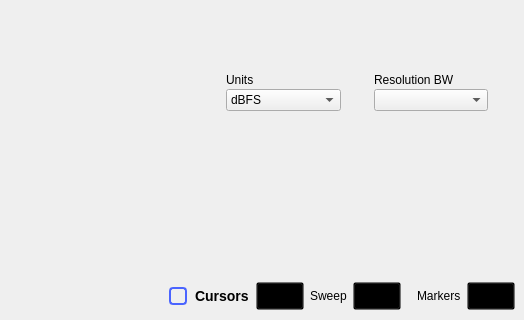
Old version of the form ui/spectrum_analyzer.ui in the repository analogdevicesinc/scopy; both pictures show x 465 to 989 and y 341 to 661 of the 989 by 661 pixel window.
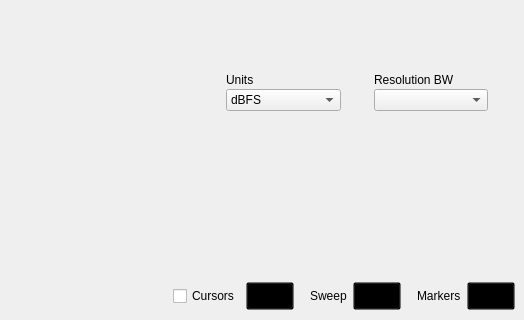
New version of the form. The open tabs and pages were chosen to show the change. Icons and pictures are not drawn. Custom widgets are drawn as their Qt base class.

```diff
--- a/ui/spectrum_analyzer.ui
+++ b/ui/spectrum_analyzer.ui
@@ -2277,23 +2277,7 @@
            </size>
           </property>
           <property name="styleSheet">
-           <string notr="true">QCheckBox {
-  spacing: 8px;
-  background-color: transparent;
-  font-size: 14px;
-  font-weight: bold;
-}
-
-QCheckBox::indicator {
-  width: 14px;
-  height: 14px;
-  border: 2px solid rgb(74,100,255);
-  border-radius: 4px;
-}
-QCheckBox::indicator:unchecked { background-color: transparent; }
-QCheckBox::indicator:checked { background-color: rgb(74,100,255); }
-
-QPushButton {
+           <string notr="true">QPushButton {
   width: 40px;
   height: 20px;
   background-color: transparent;
@@ -2324,6 +2308,22 @@
              </property>
             </widget>
            </item>
+           <item>
+            <spacer name="horizontalSpacer_15">
+             <property name="orientation">
+              <enum>Qt::Horizontal</enum>
+             </property>
+             <property name="sizeType">
+              <enum>QSizePolicy::Fixed</enum>
+             </property>
+             <property name="sizeHint" stdset="0">
+              <size>
+               <width>10</width>
+               <height>10</height>
+              </size>
+             </property>
+            </spacer>
+           </item>
            <item>
             <widget class="QLabel" name="label_2">
              <property name="text">
@@ -2391,45 +2391,45 @@
   </layout>
  </widget>
  <customwidgets>
-  <customwidget>
-   <class>adiscope::CustomSwitch</class>
-   <extends>QPushButton</extends>
-   <header>customSwitch.hpp</header>
-  </customwidget>
   <customwidget>
    <class>adiscope::DetachDragZone</class>
    <extends>QWidget</extends>
    <header>detachdragzone.h</header>
    <container>1</container>
   </customwidget>
-  <customwidget>
-   <class>adiscope::InstrumentNotes</class>
-   <extends>QWidget</extends>
-   <header>instrumentnotes.h</header>
-   <container>1</container>
-  </customwidget>
-  <customwidget>
-   <class>adiscope::LinkedButton</class>
-   <extends>QPushButton</extends>
-   <header>linked_button.hpp</header>
-  </customwidget>
   <customwidget>
    <class>adiscope::MenuAnim</class>
    <extends>QWidget</extends>
    <header>menu_anim.hpp</header>
    <container>1</container>
   </customwidget>
-  <customwidget>
-   <class>adiscope::RunSingleWidget</class>
-   <extends>QWidget</extends>
-   <header>runsinglewidget.h</header>
-   <container>1</container>
-  </customwidget>
   <customwidget>
    <class>adiscope::CustomPushButton</class>
    <extends>QPushButton</extends>
    <header>customPushButton.hpp</header>
   </customwidget>
+  <customwidget>
+   <class>adiscope::InstrumentNotes</class>
+   <extends>QWidget</extends>
+   <header>instrumentnotes.h</header>
+   <container>1</container>
+  </customwidget>
+  <customwidget>
+   <class>adiscope::RunSingleWidget</class>
+   <extends>QWidget</extends>
+   <header>runsinglewidget.h</header>
+   <container>1</container>
+  </customwidget>
+  <customwidget>
+   <class>adiscope::CustomSwitch</class>
+   <extends>QPushButton</extends>
+   <header>customSwitch.hpp</header>
+  </customwidget>
+  <customwidget>
+   <class>adiscope::LinkedButton</class>
+   <extends>QPushButton</extends>
+   <header>linked_button.hpp</header>
+  </customwidget>
   <customwidget>
    <class>adiscope::MarkerTable</class>
    <extends>QWidget</extends>
```
Left out of the diff: 4 changed lines with no effect on the pictures.
